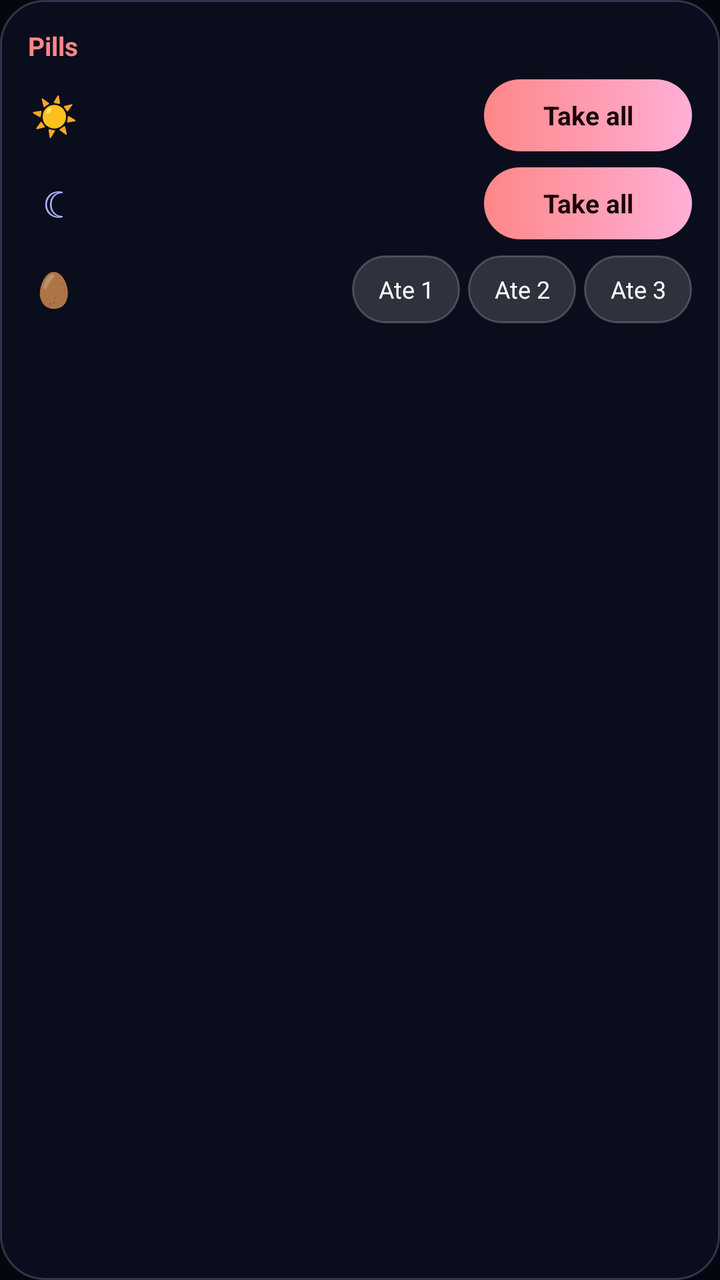
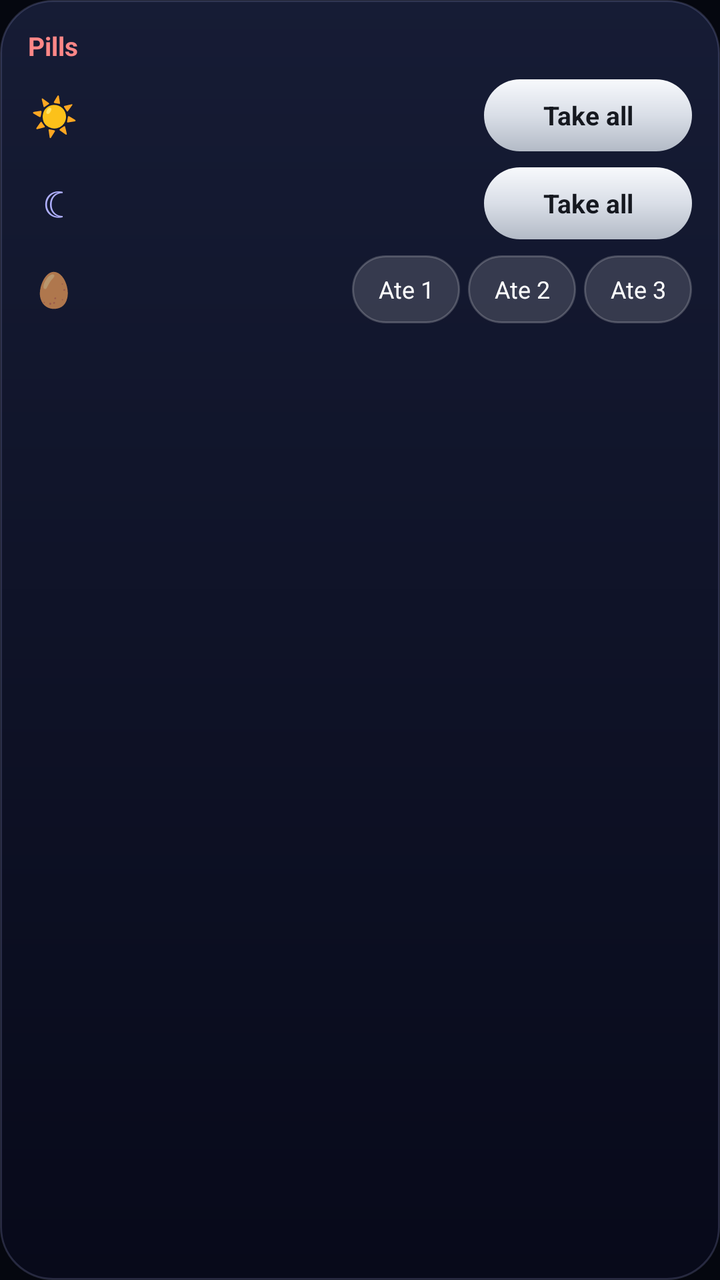

Compare the two renders of this Android layout. The source of the first and the diff that turns it into the second are given below.
<!-- AndroidManifest.xml: application theme AppTheme -->
<!-- res/layout/w_pills.xml -->
<?xml version="1.0" encoding="utf-8"?>
<LinearLayout xmlns:android="http://schemas.android.com/apk/res/android"
    android:layout_width="match_parent" android:layout_height="match_parent"
    android:orientation="vertical" android:background="@drawable/wbg" android:padding="14dp">
    <LinearLayout android:id="@+id/w_open" android:layout_width="match_parent" android:layout_height="wrap_content" android:orientation="horizontal">
        <TextView android:id="@+id/w_ph" android:layout_width="0dp" android:layout_height="wrap_content" android:layout_weight="1"
            android:text="Pills" android:textSize="13sp" android:textStyle="bold" android:textColor="#FF8787" android:maxLines="1" android:ellipsize="end" />
        <TextView android:id="@+id/w_at" android:layout_width="wrap_content" android:layout_height="wrap_content"
            android:textSize="9sp" android:textColor="#6B7090" />
    </LinearLayout>
    <LinearLayout android:id="@+id/w_r1" android:layout_width="match_parent" android:layout_height="wrap_content"
        android:orientation="horizontal" android:gravity="center_vertical" android:layout_marginTop="8dp">
        <TextView android:id="@+id/w_i1" android:layout_width="26dp" android:layout_height="wrap_content"
            android:text="☀" android:textSize="19sp" android:textColor="#FFD75F" android:gravity="center" />
        <LinearLayout android:layout_width="0dp" android:layout_height="wrap_content" android:layout_weight="1"
            android:orientation="vertical" android:layout_marginStart="8dp" android:layout_marginEnd="8dp">
            <TextView android:id="@+id/w_n1" android:layout_width="wrap_content" android:layout_height="wrap_content"
                android:textSize="14sp" android:textStyle="bold" android:textColor="#FFFFFF" android:maxLines="1" />
            <TextView android:id="@+id/w_s1" android:layout_width="wrap_content" android:layout_height="wrap_content"
                android:textSize="11sp" android:textColor="#9AA0C0" android:maxLines="1" android:ellipsize="end" />
        </LinearLayout>
        <TextView android:id="@+id/w_t1" android:layout_width="104dp" android:layout_height="36dp"
            android:gravity="center" android:background="@drawable/wtake" android:text="Take all"
            android:textSize="13sp" android:textStyle="bold" android:textColor="#1A0606" android:maxLines="1" />
    </LinearLayout>
    <LinearLayout android:id="@+id/w_r2" android:layout_width="match_parent" android:layout_height="wrap_content"
        android:orientation="horizontal" android:gravity="center_vertical" android:layout_marginTop="8dp">
        <TextView android:id="@+id/w_i2" android:layout_width="26dp" android:layout_height="wrap_content"
            android:text="☾" android:textSize="19sp" android:textColor="#AFAFFF" android:gravity="center" />
        <LinearLayout android:layout_width="0dp" android:layout_height="wrap_content" android:layout_weight="1"
            android:orientation="vertical" android:layout_marginStart="8dp" android:layout_marginEnd="8dp">
            <TextView android:id="@+id/w_n2" android:layout_width="wrap_content" android:layout_height="wrap_content"
                android:textSize="14sp" android:textStyle="bold" android:textColor="#FFFFFF" android:maxLines="1" />
            <TextView android:id="@+id/w_s2" android:layout_width="wrap_content" android:layout_height="wrap_content"
                android:textSize="11sp" android:textColor="#9AA0C0" android:maxLines="1" android:ellipsize="end" />
        </LinearLayout>
        <TextView android:id="@+id/w_t2" android:layout_width="104dp" android:layout_height="36dp"
            android:gravity="center" android:background="@drawable/wtake" android:text="Take all"
            android:textSize="13sp" android:textStyle="bold" android:textColor="#1A0606" android:maxLines="1" />
    </LinearLayout>
    <LinearLayout android:id="@+id/w_re" android:layout_width="match_parent" android:layout_height="wrap_content"
        android:orientation="horizontal" android:gravity="center_vertical" android:layout_marginTop="8dp">
        <LinearLayout android:id="@+id/w_eo" android:layout_width="0dp" android:layout_height="wrap_content" android:layout_weight="1"
            android:orientation="horizontal" android:gravity="center_vertical">
            <TextView android:layout_width="26dp" android:layout_height="wrap_content"
                android:text="🥚" android:textSize="17sp" android:gravity="center" />
            <LinearLayout android:layout_width="0dp" android:layout_height="wrap_content" android:layout_weight="1"
                android:orientation="vertical" android:layout_marginStart="8dp" android:layout_marginEnd="6dp">
                <TextView android:id="@+id/w_en" android:layout_width="wrap_content" android:layout_height="wrap_content"
                    android:textSize="14sp" android:textStyle="bold" android:textColor="#FFE9A8" android:maxLines="1" />
                <TextView android:id="@+id/w_es" android:layout_width="wrap_content" android:layout_height="wrap_content"
                    android:textSize="11sp" android:textColor="#9AA0C0" android:maxLines="1" android:ellipsize="end" />
            </LinearLayout>
        </LinearLayout>
        <TextView android:id="@+id/w_e1" android:layout_width="54dp" android:layout_height="34dp" android:layout_marginEnd="4dp"
            android:gravity="center" android:background="@drawable/wbtn" android:text="Ate 1" android:textSize="12sp" android:textColor="#FFFFFF" android:maxLines="1" />
        <TextView android:id="@+id/w_e2" android:layout_width="54dp" android:layout_height="34dp" android:layout_marginEnd="4dp"
            android:gravity="center" android:background="@drawable/wbtn" android:text="Ate 2" android:textSize="12sp" android:textColor="#FFFFFF" android:maxLines="1" />
        <TextView android:id="@+id/w_e3" android:layout_width="54dp" android:layout_height="34dp"
            android:gravity="center" android:background="@drawable/wbtn" android:text="Ate 3" android:textSize="12sp" android:textColor="#FFFFFF" android:maxLines="1" />
    </LinearLayout>
    <TextView android:id="@+id/w_low" android:layout_width="match_parent" android:layout_height="wrap_content"
        android:textSize="11.5sp" android:textColor="#FFD75F" android:maxLines="2" android:ellipsize="end" android:layout_marginTop="8dp" />
    <TextView android:id="@+id/w_shot" android:layout_width="match_parent" android:layout_height="wrap_content"
        android:textSize="11.5sp" android:textColor="#AFAFFF" android:maxLines="1" android:ellipsize="end" />
</LinearLayout>
<!-- resources referenced by this layout -->
<resources>
  <!-- drawable wbg (drawable) -->
  <?xml version="1.0" encoding="utf-8"?>
  <shape xmlns:android="http://schemas.android.com/apk/res/android" android:shape="rectangle">
      <solid android:color="#F20B0E1C" />
      <stroke android:width="1dp" android:color="#40AFAFFF" />
      <corners android:radius="22dp" />
  </shape>
  <!-- drawable wbtn (drawable) -->
  <?xml version="1.0" encoding="utf-8"?>
  <shape xmlns:android="http://schemas.android.com/apk/res/android" android:shape="rectangle">
      <solid android:color="#26FFFFFF" />
      <stroke android:width="1dp" android:color="#33FFFFFF" />
      <corners android:radius="99dp" />
  </shape>
  <!-- drawable wtake (drawable) -->
  <?xml version="1.0" encoding="utf-8"?>
  <shape xmlns:android="http://schemas.android.com/apk/res/android" android:shape="rectangle">
      <gradient android:startColor="#FF8787" android:endColor="#FFAFD7" android:angle="0" />
      <corners android:radius="99dp" />
  </shape>
  <style name="AppTheme" parent="@android:style/Theme.Material.NoActionBar">
          <item name="android:windowBackground">@color/rv_bg</item>
          <item name="android:colorBackground">@color/rv_bg</item>
          <item name="android:statusBarColor">@color/rv_bg</item>
          <item name="android:navigationBarColor">@color/rv_bg</item>
          <item name="android:colorAccent">#FFAFAFFF</item>
      </style>
  <color name="rv_bg">#FF05070F</color>
</resources>

<!-- the commit's change to res/layout/w_pills.xml (unified diff, before → after) -->
@@ -21,7 +21,7 @@
         </LinearLayout>
         <TextView android:id="@+id/w_t1" android:layout_width="104dp" android:layout_height="36dp"
             android:gravity="center" android:background="@drawable/wtake" android:text="Take all"
-            android:textSize="13sp" android:textStyle="bold" android:textColor="#1A0606" android:maxLines="1" />
+            android:textSize="13sp" android:textStyle="bold" android:textColor="#15181F" android:maxLines="1" />
     </LinearLayout>
     <LinearLayout android:id="@+id/w_r2" android:layout_width="match_parent" android:layout_height="wrap_content"
         android:orientation="horizontal" android:gravity="center_vertical" android:layout_marginTop="8dp">
@@ -36,7 +36,7 @@
         </LinearLayout>
         <TextView android:id="@+id/w_t2" android:layout_width="104dp" android:layout_height="36dp"
             android:gravity="center" android:background="@drawable/wtake" android:text="Take all"
-            android:textSize="13sp" android:textStyle="bold" android:textColor="#1A0606" android:maxLines="1" />
+            android:textSize="13sp" android:textStyle="bold" android:textColor="#15181F" android:maxLines="1" />
     </LinearLayout>
     <LinearLayout android:id="@+id/w_re" android:layout_width="match_parent" android:layout_height="wrap_content"
         android:orientation="horizontal" android:gravity="center_vertical" android:layout_marginTop="8dp">
<!-- resource entries referenced after the edit -->
@@ -3,9 +3,9 @@
   <!-- drawable wbg (drawable) -->
   <?xml version="1.0" encoding="utf-8"?>
   <shape xmlns:android="http://schemas.android.com/apk/res/android" android:shape="rectangle">
-      <solid android:color="#F20B0E1C" />
-      <stroke android:width="1dp" android:color="#40AFAFFF" />
-      <corners android:radius="22dp" />
+      <gradient android:startColor="#F5161C36" android:endColor="#F507091A" android:angle="270" />
+      <stroke android:width="1dp" android:color="#2EB9BEFF" />
+      <corners android:radius="26dp" />
   </shape>
   <!-- drawable wbtn (drawable) -->
   <?xml version="1.0" encoding="utf-8"?>
@@ -17,7 +17,7 @@
   <!-- drawable wtake (drawable) -->
   <?xml version="1.0" encoding="utf-8"?>
   <shape xmlns:android="http://schemas.android.com/apk/res/android" android:shape="rectangle">
-      <gradient android:startColor="#FF8787" android:endColor="#FFAFD7" android:angle="0" />
+      <gradient android:startColor="#F7F9FC" android:centerColor="#D9DEE7" android:endColor="#B3BAC6" android:angle="270" />
       <corners android:radius="99dp" />
   </shape>
   <style name="AppTheme" parent="@android:style/Theme.Material.NoActionBar">
